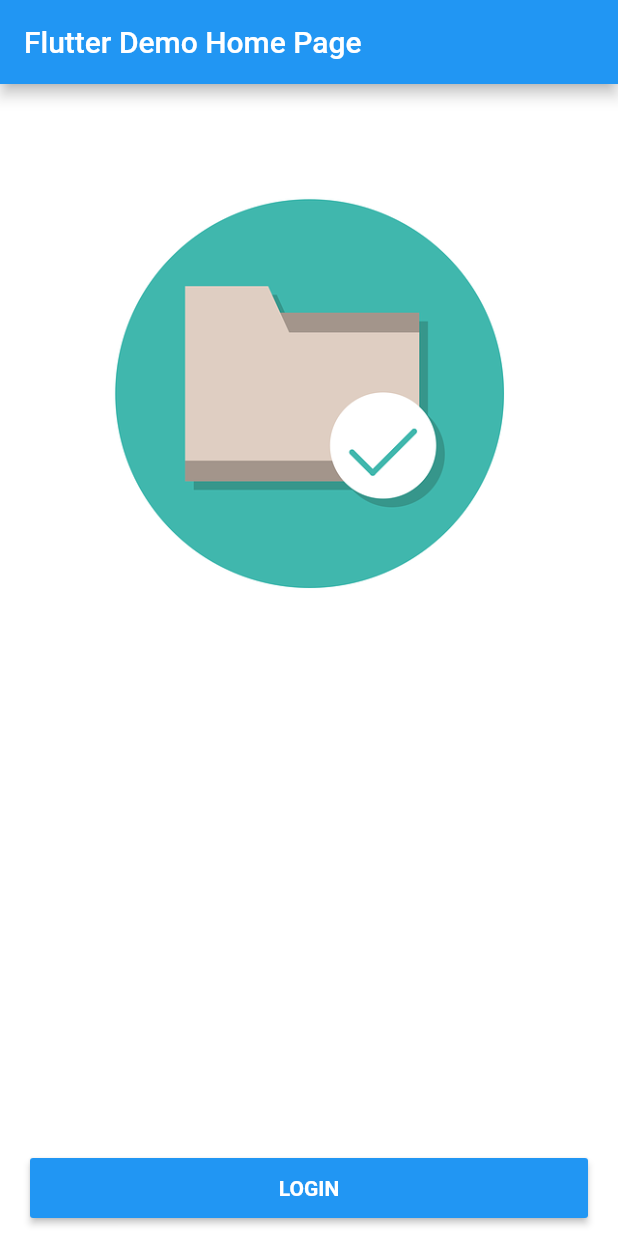
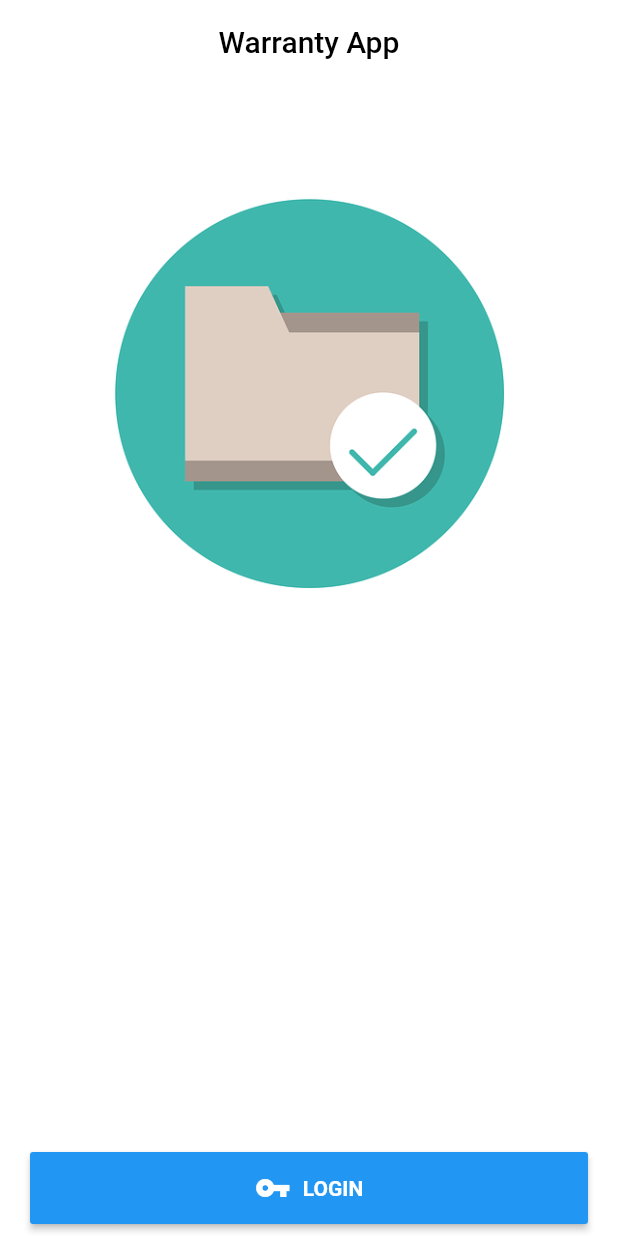
Before and after one commit to Vanethos/warranty_app_example, a Flutter app: the screen it shows after launch, on a phone screen of 412 x 824 dp. Run offline on Flutter 3.47's test engine with Material 2 defaults, Android fonts, the phone set to English and light mode, and no system bars.

Commit message:
Added icon to the button Changed appbar to have white background and black text

```diff
--- a/lib/ui/app.dart
+++ b/lib/ui/app.dart
@@ -9,7 +9,7 @@ class WarrantyApp extends StatelessWidget {
       theme: ThemeData(
         primarySwatch: Colors.blue,
       ),
-      home: LoginPage(title: 'Flutter Demo Home Page'),
+      home: LoginPage(title: 'Warranty App'),
     );
   }
 }
--- a/lib/ui/login/login_page.dart
+++ b/lib/ui/login/login_page.dart
@@ -15,7 +15,9 @@ class _LoginPageState extends State<LoginPage> {
       // to be the same color as the image background
       backgroundColor: Colors.white,
       appBar: AppBar(
-        title: Text(widget.title),
+        backgroundColor: Colors.white,
+        title: Center(child: Text(widget.title, style: TextStyle(color: Colors.black),)),
+        elevation: 0,
       ),
       body: Center(
         child: Column(
@@ -43,11 +45,21 @@ class _LoginPageState extends State<LoginPage> {
                         color: Theme.of(context).primaryColor,
                         // the action that occur on button press
                         onPressed: () => print(""),
-                        child: Text(
-                          "Login".toUpperCase(),
-                          // adds text style to the Text Widget
-                          style: TextStyle(
-                              color: Colors.white, fontWeight: FontWeight.bold),
+                        child: Row(
+                          // centers the row horizontally
+                          mainAxisAlignment: MainAxisAlignment.center,
+                          // centers the row vertically
+                          crossAxisAlignment: CrossAxisAlignment.center,
+                          children: <Widget>[
+                            Icon(Icons.vpn_key, color: Colors.white,),
+                            SizedBox(width: 8),
+                            Text(
+                              "Login".toUpperCase(),
+                              // adds text style to the Text Widget
+                              style: TextStyle(
+                                  color: Colors.white, fontWeight: FontWeight.bold),
+                            ),
+                          ],
                         ),
                       ),
                     ),
--- a/pubspec.yaml
+++ b/pubspec.yaml
@@ -18,5 +18,6 @@ dev_dependencies:
 
 
 flutter:
+  uses-material-design: true
   assets:
   - assets/
```
